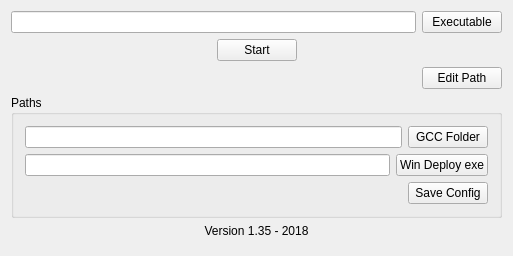
Above: widget.ui from feferreira/QtDeploy before the change. Below: the same form after it.
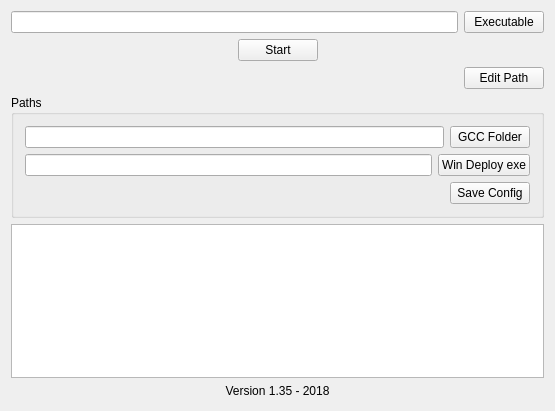
That is the form after the change.

The edit to the form file:
```diff
--- a/widget.ui
+++ b/widget.ui
@@ -6,8 +6,8 @@
    <rect>
     <x>0</x>
     <y>0</y>
-    <width>513</width>
-    <height>256</height>
+    <width>555</width>
+    <height>411</height>
    </rect>
   </property>
   <property name="sizePolicy">
@@ -162,6 +162,9 @@
      </layout>
     </widget>
    </item>
+   <item>
+    <widget class="QPlainTextEdit" name="logWindow"/>
+   </item>
    <item>
     <widget class="QLabel" name="label">
      <property name="text">
```
